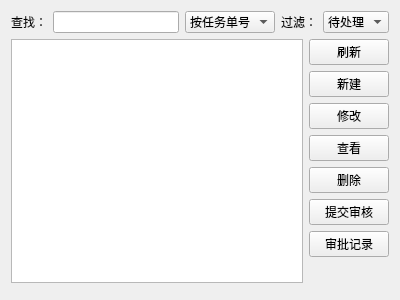
Before: the Qt Designer form src/TaskSheetManager/testmanager.ui in hcc01/ELIMS, drawn with Qt 5.
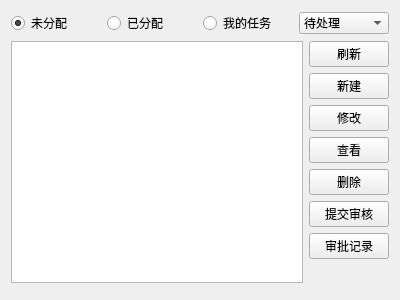
After: the same form once the commit is applied. Custom widgets are drawn as their Qt base class.

```diff
--- a/src/TaskSheetManager/testmanager.ui
+++ b/src/TaskSheetManager/testmanager.ui
@@ -17,43 +17,26 @@
    <item>
     <layout class="QHBoxLayout" name="horizontalLayout_2">
      <item>
-      <widget class="QLabel" name="label_2">
+      <widget class="QRadioButton" name="UnassignedBtn">
        <property name="text">
-        <string>查找：</string>
+        <string>未分配</string>
        </property>
+       <property name="checked">
+        <bool>true</bool>
+       </property>
       </widget>
      </item>
      <item>
-      <widget class="QLineEdit" name="findEdit"/>
-     </item>
-     <item>
-      <widget class="QComboBox" name="findTypeBox">
-       <item>
-        <property name="text">
-         <string>按任务单号</string>
-        </property>
-       </item>
-       <item>
-        <property name="text">
-         <string>按委托单位</string>
-        </property>
-       </item>
-       <item>
-        <property name="text">
-         <string>按受检单位</string>
-        </property>
-       </item>
-       <item>
-        <property name="text">
-         <string>按项目名称</string>
-        </property>
-       </item>
+      <widget class="QRadioButton" name="AssignedBtn">
+       <property name="text">
+        <string>已分配</string>
+       </property>
       </widget>
      </item>
      <item>
-      <widget class="QLabel" name="label">
+      <widget class="QRadioButton" name="myTask">
        <property name="text">
-        <string>过滤：</string>
+        <string>我的任务</string>
        </property>
       </widget>
      </item>
```
